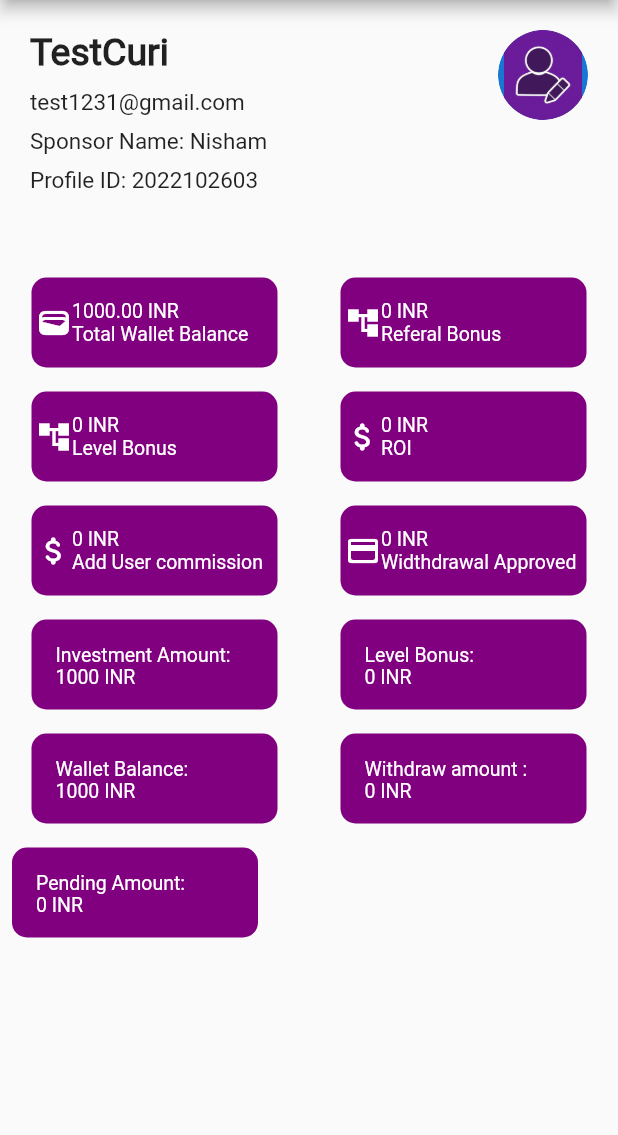
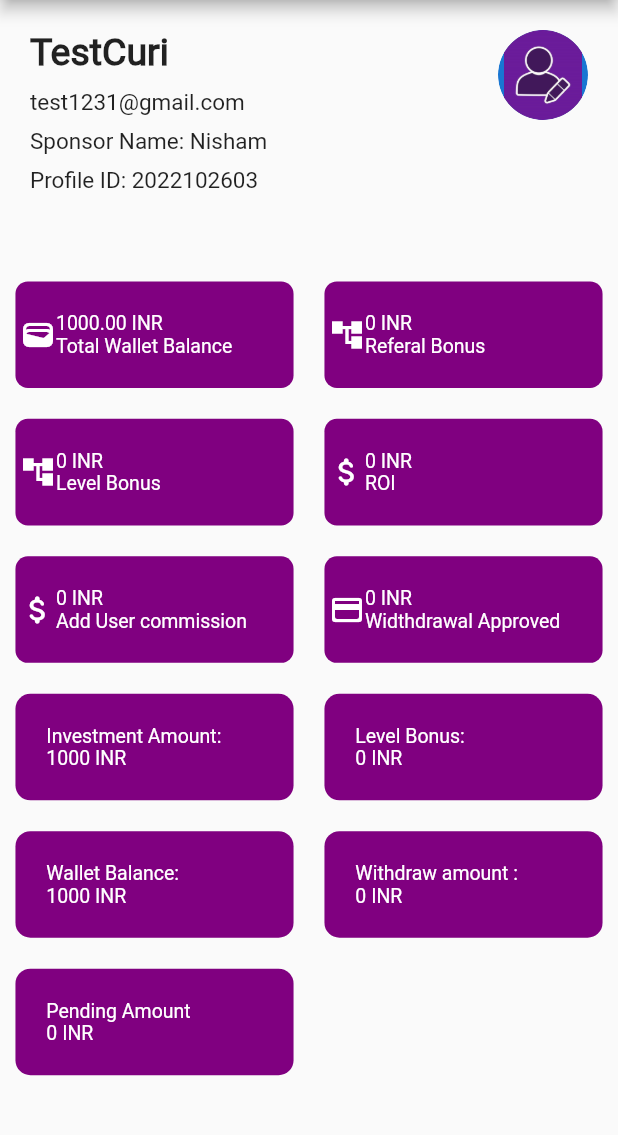
Before and after one commit to DHRUVA-N-L-CHOUDHARY/freelanceproject, a Flutter app: the DashboardPageView screen opened by its route, on a phone screen of 412 x 824 dp, the part 84-1219 px from its top. Run offline on Flutter 3.47's test engine with Material 2 defaults, Android fonts, the light colour scheme and no system bars; our stand-ins replace cloud_firestore, connectivity, date_format, firebase_auth, firebase_core, firebase_storage and 8 more; missing offline and left inert: dart:ffi; accounts and stored records are empty; project files that could hold a hidden picture were left out.

Commit message:
fixed ui sizes #1

```diff
--- /dev/null
+++ b/lib/src/utils/widgets/widgets/Custom_sized_box.dart
@@ -0,0 +1,48 @@
+import 'package:flutter/material.dart';
+import 'package:freelanceproject/src/utils/constants/constants/size_config.dart';
+
+
+class CustomSizedBox extends StatelessWidget {
+  final double inputHeight;
+  final double inputWidth;
+  final Color color;
+  const CustomSizedBox(
+      {Key? key,
+      required this.inputHeight,
+      required this.inputWidth,
+      this.color = Colors.white,})
+      : super(key: key);
+
+  @override
+  Widget build(BuildContext context) {
+    if(color == Colors.white)
+    // ignore: curly_braces_in_flow_control_structures
+    return SizedBox(
+      height: SizeConfig(context).getProportionateScreenHeight(inputHeight),
+      width: SizeConfig(context).getProportionateScreenWidth(inputWidth),
+      child: DecoratedBox(
+        decoration: BoxDecoration(
+          // color: color,
+          borderRadius: BorderRadius.all(
+            Radius.circular(SizeConfig(context).getProportionateroundess()),
+          ),
+        ),
+      ),
+    );
+    else
+    {
+       return SizedBox(
+      height: SizeConfig(context).getProportionateScreenHeight(inputHeight),
+      width: SizeConfig(context).getProportionateScreenWidth(inputWidth),
+      child: DecoratedBox(
+        decoration: BoxDecoration(
+          color: color,
+          borderRadius: BorderRadius.all(
+            Radius.circular(SizeConfig(context).getProportionateroundess()),
+          ),
+        ),
+      ),
+    );
+    }
+  }
+}
--- a/lib/src/utils/widgets/widgets/Custom_table_edit_profile.dart
+++ b/lib/src/utils/widgets/widgets/Custom_table_edit_profile.dart
@@ -1,6 +1,7 @@
 import 'package:flutter/material.dart';
 import 'package:flutter/src/widgets/container.dart';
 import 'package:flutter/src/widgets/framework.dart';
+import 'package:freelanceproject/src/utils/constants/constants/size_config.dart';
 import 'package:freelanceproject/src/utils/widgets/widgets/Custom_form_field.dart';
 import 'package:freelanceproject/src/utils/widgets/widgets/Custom_radio_list_tile.dart';
 import 'package:freelanceproject/src/utils/widgets/widgets/custom_table_element.dart';
@@ -16,11 +17,11 @@ class CustomTableEditProfileView extends StatelessWidget {
       defaultVerticalAlignment: TableCellVerticalAlignment.middle,
       // ignore: prefer_const_literals_to_create_immutables
       columnWidths: {
-        0: const FlexColumnWidth(70),
-        1: const FlexColumnWidth(20),
-        2: const FlexColumnWidth(120)
+        0: FlexColumnWidth(SizeConfig(context).getProportionateScreenWidth(70)),
+        1: FlexColumnWidth(SizeConfig(context).getProportionateScreenWidth(20)),
+        2: FlexColumnWidth(SizeConfig(context).getProportionateScreenWidth(120))
       },
-      defaultColumnWidth: const FixedColumnWidth(100.0),
+      // defaultColumnWidth: const FixedColumnWidth(100.0),
       children: [
         TableRow(children: [
           const CustomTextfield(
@@ -54,7 +55,7 @@ class CustomTableEditProfileView extends StatelessWidget {
           ),
           const Text(":"),
           Padding(
-            padding: const EdgeInsets.all(8.0),
+            padding: EdgeInsets.all(SizeConfig(context).getProportionatePadding()),
             child: SizedBox(
               child: Column(
                 crossAxisAlignment: CrossAxisAlignment.start,
--- a/lib/src/utils/widgets/widgets/custom_table_dashboard_purple.dart
+++ b/lib/src/utils/widgets/widgets/custom_table_dashboard_purple.dart
@@ -38,6 +38,15 @@ class CustomTableDashboardPurple extends StatelessWidget {
             color: kPrimaryColor,
             textcolor: Colors.white),
       ]),
+      TableRow(children: [
+        CustomTableElement(
+            elementpic: connectdashboard,
+            option: true,
+            elementtext: "Pending Amount \n0 INR",
+            color: kPrimaryColor,
+            textcolor: Colors.white),
+        Text(""),
+      ]),
     ]);
   }
 }
--- a/lib/src/utils/widgets/widgets/custom_table_element.dart
+++ b/lib/src/utils/widgets/widgets/custom_table_element.dart
@@ -2,6 +2,7 @@ import 'package:flutter/material.dart';
 import 'package:flutter/src/widgets/container.dart';
 import 'package:flutter/src/widgets/framework.dart';
 import 'package:freelanceproject/src/utils/constants/constants/colors.dart';
+import 'package:freelanceproject/src/utils/constants/constants/size_config.dart';
 import 'package:freelanceproject/src/utils/constants/constants/strings.dart';
 import 'package:freelanceproject/src/utils/widgets/widgets/custom_text_field.dart';
 import 'package:freelanceproject/src/utils/widgets/widgets/imagewidget.dart';
@@ -27,18 +28,18 @@ class CustomTableElement extends StatelessWidget {
     if (option == true) {
       return Column(children: [
         Padding(
-          padding: const EdgeInsets.all(8.0),
+          padding: EdgeInsets.all(SizeConfig(context).getProportionatePadding()),
           child: Container(
-            height: 60,
-            width: 164,
-            padding: EdgeInsets.all(8.0),
+            height: SizeConfig(context).getProportionateScreenHeight(70),
+            width: SizeConfig(context).getProportionateScreenWidth(190),
+            padding: EdgeInsets.all(SizeConfig(context).getProportionatePadding()),
             decoration: BoxDecoration(
                 color: color,
                 borderRadius: BorderRadius.all(Radius.circular(10))),
             child: Row(children: [
               //  buildCard(inputpic: elementpic, height: 20),
               Padding(
-                padding: const EdgeInsets.all(8.0),
+                padding: EdgeInsets.all(SizeConfig(context).getProportionatePadding()),
                 child: CustomTextfield(
                   displaytxt: elementtext,
                   color: textcolor,
@@ -51,14 +52,14 @@ class CustomTableElement extends StatelessWidget {
     } else {
       return Column(children: [
         Padding(
-          padding: const EdgeInsets.all(8.0),
+          padding: EdgeInsets.all(SizeConfig(context).getProportionatePadding()),
           child: Container(
-            height: 60,
-            width: 164,
+            height: SizeConfig(context).getProportionateScreenHeight(70),
+            width: SizeConfig(context).getProportionateScreenWidth(190),
             padding: EdgeInsets.all(3.0),
             decoration: BoxDecoration(
                 color: color,
-                borderRadius: BorderRadius.all(Radius.circular(10))),
+                borderRadius: BorderRadius.all(Radius.circular(SizeConfig(context).getProportionateroundess()))),
             child: Row(children: [
               Icon(
                 cusicon,
--- a/lib/src/utils/widgets/widgets/menu_item.dart
+++ b/lib/src/utils/widgets/widgets/menu_item.dart
@@ -1,5 +1,6 @@
 import 'package:flutter/cupertino.dart';
 import 'package:flutter/material.dart';
+import 'package:freelanceproject/src/utils/constants/constants/size_config.dart';
 
 
 class DrawerItem extends StatelessWidget {
@@ -13,11 +14,11 @@ class DrawerItem extends StatelessWidget {
     return InkWell(
       onTap: onPressed,
       child: SizedBox(
-        height: 40,
+        height: SizeConfig(context).getProportionateScreenHeight(40),
         child: Row(
           children: [
             Icon(icon, size: 20, color:  Colors.white,),
-            const SizedBox(width:40,),
+            SizedBox(width:SizeConfig(context).getProportionateScreenWidth(40),),
             Text(name,style: const TextStyle(fontSize: 20, color: Colors.white),)
           ],
         ),
--- a/lib/src/views/dashboard_view.dart
+++ b/lib/src/views/dashboard_view.dart
@@ -5,6 +5,7 @@ import 'package:flutter/src/widgets/container.dart';
 import 'package:flutter/src/widgets/framework.dart';
 import 'package:freelanceproject/src/utils/constants/constants/colors.dart';
 import 'package:freelanceproject/src/utils/constants/constants/strings.dart';
+import 'package:freelanceproject/src/utils/widgets/widgets/Custom_sized_box.dart';
 import 'package:freelanceproject/src/utils/widgets/widgets/appbar.dart';
 import 'package:freelanceproject/src/utils/widgets/widgets/custom_button.dart';
 import 'package:freelanceproject/src/utils/widgets/widgets/custom_dashboard_profile.dart';
@@ -35,69 +36,25 @@ class DashboardPageView extends StatelessWidget {
             padding: EdgeInsets.all(10.0),
             child: ProfileSection(),
           ),
-          const SizedBox(
-            height: 20,
+          CustomSizedBox(
+            inputHeight: 20,
+            inputWidth: double.infinity,
+            color: Colors.white,
           ),
           const CustomTableDashboard(),
           const CustomTableDashboardPurple(),
-             Column(
-              mainAxisAlignment: MainAxisAlignment.start,
-              crossAxisAlignment: CrossAxisAlignment.start,
-              children: [
-                CustomTableElement(
-                  elementpic: '',
-                  elementtext: 'Pending Amount:\n0 INR',
-                  option: true,
-                  textcolor: Colors.white,
-                ),
-              ],
-            ),
-          // Padding(
-          //   padding: const EdgeInsets.only(top:8.0, bottom: 3.0, right: 8.0 , left: 8.0),
-          //   child: Container(
-          //     height: 20,
-          //     width: double.infinity,
-          //     color: kPrimaryColor,
-          //     child: const CustomTextfield(
-          //       displaytxt: "ADD USERS LIST",
-          //       color: Colors.white,
-          //     ),
+          //    Column(
+          //     mainAxisAlignment: MainAxisAlignment.start,
+          //     crossAxisAlignment: CrossAxisAlignment.start,
+          //     children: [
+          //       CustomTableElement(
+          //         elementpic: '',
+          //         elementtext: 'Pending Amount:\n0 INR',
+          //         option: true,
+          //         textcolor: Colors.white,
+          //       ),
+          //     ],
           //   ),
-          // ),
-          // DataTable(
-          //   columnSpacing: 7,
-          //   columns: [
-          //   const DataColumn(
-          //       label: CustomTextfield(
-          //     displaytxt: "S.NO",
-          //     color: Colors.black,
-          //   )),
-          //   const DataColumn(
-          //       label: CustomTextfield(
-          //     displaytxt: "USERNAME",
-          //     color: Colors.black,
-          //   )),
-          //   const DataColumn(
-          //       label: CustomTextfield(
-          //     displaytxt: "PROFILE ID",
-          //     color: Colors.black,
-          //   )),
-          //   const DataColumn(
-          //       label: CustomTextfield(
-          //     displaytxt: "INVESTMENT",
-          //     color: Colors.black,
-          //   )),
-          //   const DataColumn(
-          //       label: CustomTextfield(
-          //     displaytxt: "DATE",
-          //     color: Colors.black,
-          //   ))
-          // ], rows: []),
-          // Container(
-          //   width: double.infinity,
-          //   height: 50,
-          //   child: const TextButton(child: Text("View More...",), onPressed: null,),
-          // )
         ],
       ),
     );
```
